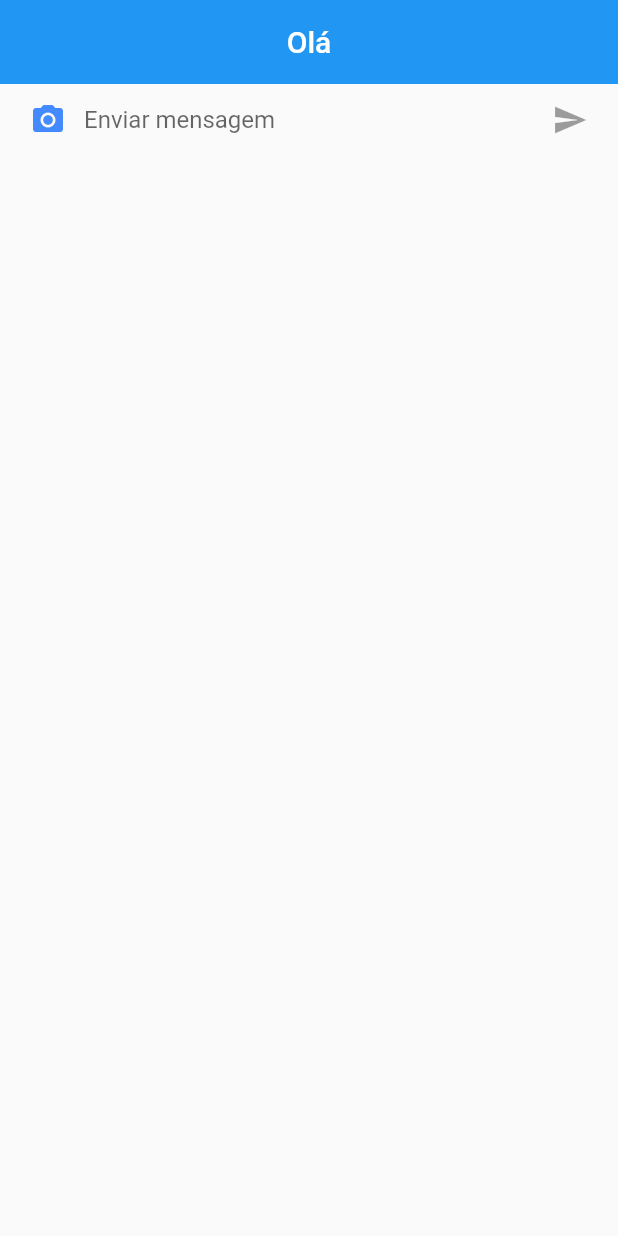
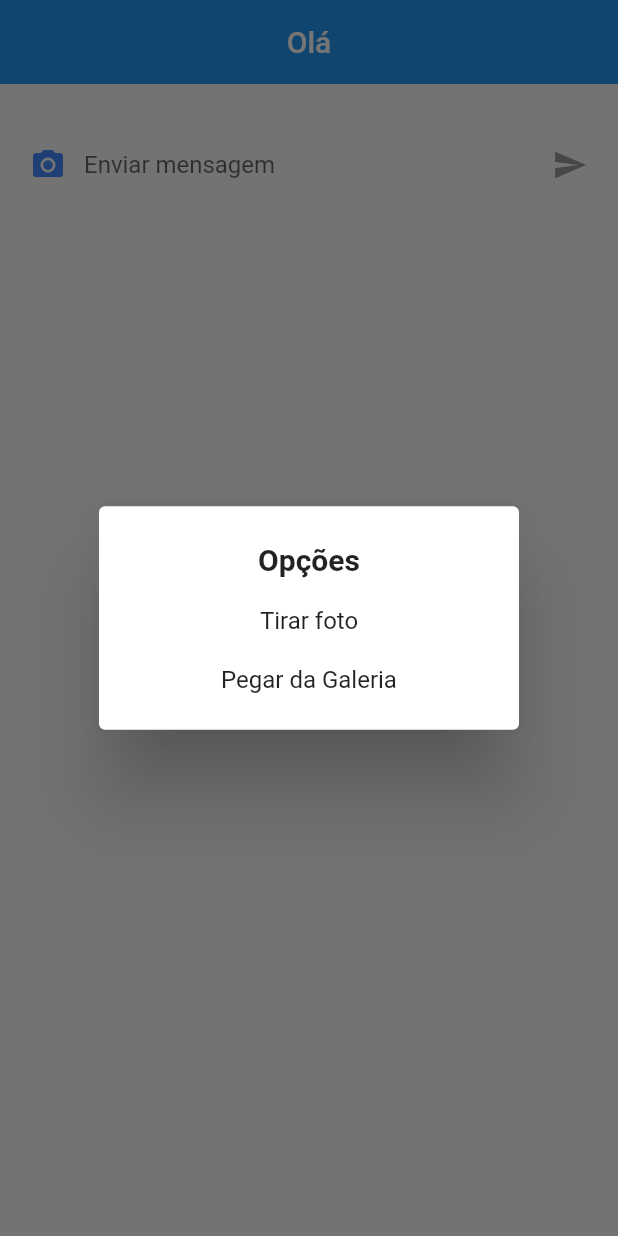
Before and after one commit to WalterLimaViana/chatFlutter, a Flutter app: the screen it shows after launch, after a tap on the "photo camera" icon, on a phone screen of 412 x 824 dp. Run offline on Flutter 3.47's test engine with Material 2 defaults, Android fonts, the phone set to English and light mode, and no system bars; our stand-ins replace cloud_firestore, firebase_core, image_picker; accounts and stored records are empty.

Commit message:
criado função de tirar foto ou pegar da galeria

```diff
--- a/lib/helpers/text_composer.dart
+++ b/lib/helpers/text_composer.dart
@@ -1,4 +1,7 @@
+import 'dart:io';
+
 import 'package:flutter/material.dart';
+import 'package:image_picker/image_picker.dart';
 
 class TextComposer extends StatefulWidget {
   TextComposer({Key? key, required this.sendMessage}) : super(key: key);
@@ -11,6 +14,52 @@ class TextComposer extends StatefulWidget {
 class _TextComposerState extends State<TextComposer> {
   final TextEditingController _controller = TextEditingController();
   bool _isComposing = false;
+  File? imgFile;
+  final imgPicker = ImagePicker();
+
+  Future<void> showOptionsDialog(
+    BuildContext context,
+  ) {
+    return showDialog(
+        context: context,
+        builder: (BuildContext context) {
+          return AlertDialog(
+            title: Center(
+              child: Text(
+                'Opções',
+                style: TextStyle(fontWeight: FontWeight.bold),
+              ),
+            ),
+            content: SingleChildScrollView(
+              child: ListBody(
+                children: [
+                  Center(
+                    child: GestureDetector(
+                      child: Text(
+                        'Tirar foto',
+                      ),
+                      onTap: () {
+                        openCamera();
+                      },
+                    ),
+                  ),
+                  SizedBox(
+                    height: 20,
+                  ),
+                  Center(
+                    child: GestureDetector(
+                      child: Text('Pegar da Galeria'),
+                      onTap: () {
+                        openGallery();
+                      },
+                    ),
+                  ),
+                ],
+              ),
+            ),
+          );
+        });
+  }
 
   void cleanInput() {
     _controller.clear();
@@ -21,11 +70,19 @@ class _TextComposerState extends State<TextComposer> {
 
   @override
   Widget build(BuildContext context) {
-    return Container(
+    final imgPicker = ImagePicker();
+    return Column(
+      mainAxisAlignment: MainAxisAlignment.center,
+      children: [
+        displayImage(),
+        SizedBox(height: 30),
+        Container(
           margin: const EdgeInsets.symmetric(horizontal: 8),
           child: Row(children: [
             IconButton(
-          onPressed: () {},
+              onPressed: () {
+                showOptionsDialog(context);
+              },
               icon: Icon(Icons.photo_camera),
             ),
             Expanded(
@@ -55,6 +112,32 @@ class _TextComposerState extends State<TextComposer> {
               icon: Icon(Icons.send),
             )
           ]),
+        ),
+      ],
     );
   }
+
+  openCamera() async {
+    var imgCamera = await imgPicker.pickImage(source: ImageSource.camera);
+    setState(() {
+      imgFile = File(imgCamera!.path);
+    });
+    Navigator.of(context).pop();
   }
+
+  openGallery() async {
+    var imgGallery = await imgPicker.pickImage(source: ImageSource.gallery);
+    setState(() {
+      imgFile = File(imgGallery!.path);
+    });
+    Navigator.of(context).pop();
+  }
+
+  Widget displayImage() {
+    if (imgFile == null) {
+      return Container();
+    } else {
+      return Image.file(imgFile!, width: 350, height: 350);
+    }
+  }
+}
```
Lines whose indentation alone changed are shown as unchanged.
